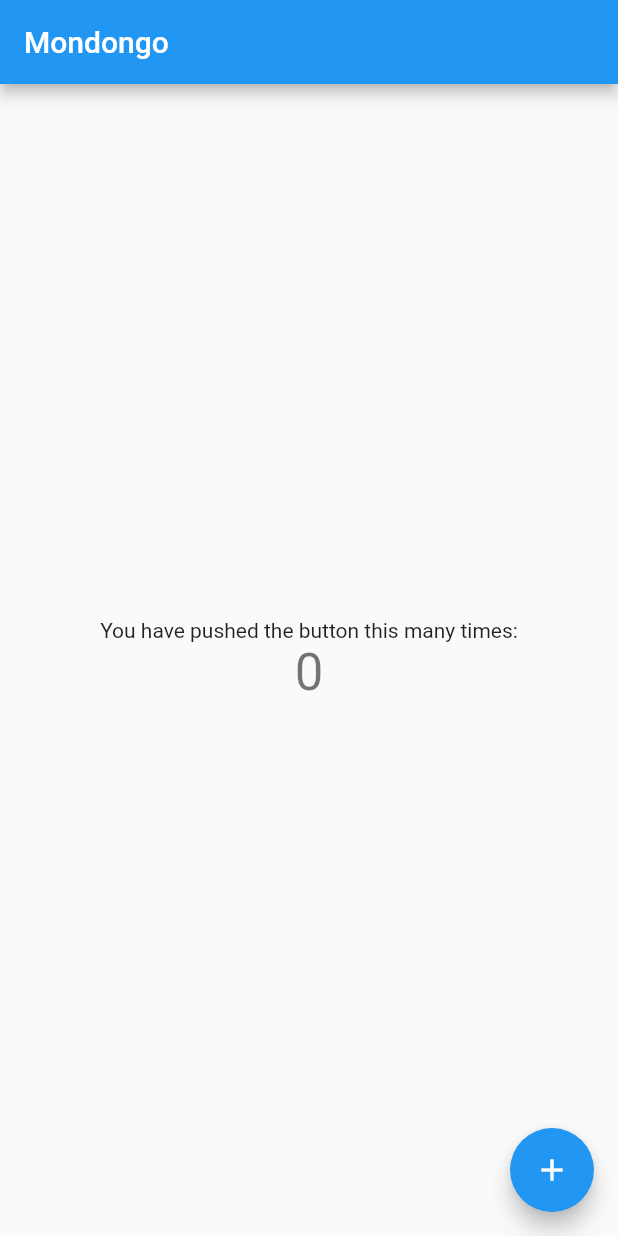
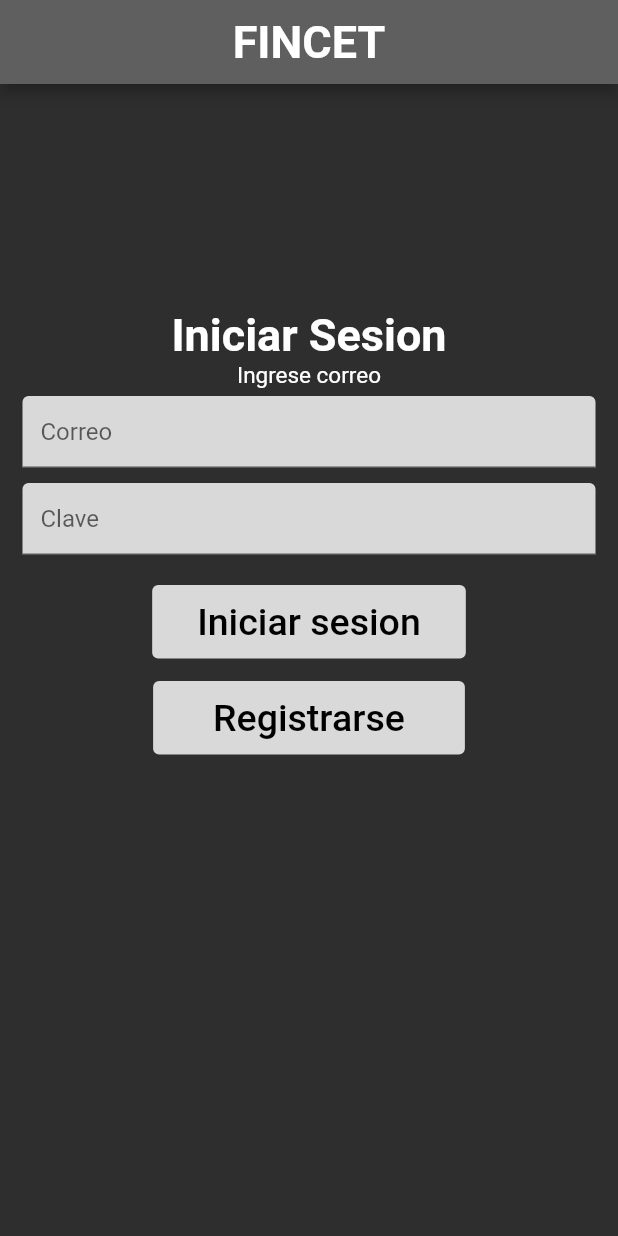
Before and after one commit to Daaira0811/EspecializacionII, a Flutter app: the screen it shows after launch, on a phone screen of 412 x 824 dp. Run offline on Flutter 3.47's test engine with Material 2 defaults, Android fonts, the light colour scheme and no system bars.

Commit message:
Se sube login y register, se modifica main

```diff
--- /dev/null
+++ b/lib/login.dart
@@ -0,0 +1,182 @@
+
+
+// ignore_for_file: prefer_const_literals_to_create_immutables, prefer_const_constructors
+
+import 'dart:convert';
+
+
+import 'package:flutter/material.dart';
+import 'package:flutter_application_fincet/register.dart';
+
+// aqui solo cambie el nombre de la clase login
+
+
+class Login extends StatelessWidget {
+  const Login({super.key});
+
+  @override
+  Widget build(BuildContext context) {
+    return MaterialApp(
+      title: "Login",
+      home: Inicio(),
+    );
+  }
+}
+
+class Inicio extends StatefulWidget {
+  const Inicio({super.key});
+
+  @override
+  State<Inicio> createState() => _InicioState();
+}
+
+class _InicioState extends State<Inicio> {
+  @override
+  Widget build(BuildContext context) {
+    return Scaffold(
+
+        appBar: AppBar(
+         centerTitle: true,
+         backgroundColor: Color.fromARGB(255,96, 95, 95)  ,
+
+
+          title: Text("FINCET",
+          style: TextStyle(
+            fontSize: 30,
+            fontWeight: FontWeight.bold
+          ),
+          ),
+        ),
+
+        body: cuerpo(context)
+
+        );
+  }
+}
+
+Widget cuerpo(context){
+  return Container(
+    color: Color.fromARGB(255, 46, 46,46),
+    /*
+    decoration: BoxDecoration(
+      image: DecorationImage(image: NetworkImage("https://i.pinimg.com/originals/62/b8/36/62b836f9037d62691f11b41b5025f0b4.jpg"),
+      fit: BoxFit.cover
+      )
+
+    ),
+    */
+    child: Center(
+      child: Column(
+
+        mainAxisAlignment: MainAxisAlignment.start,
+        children: [
+          SizedBox(height: 150,),
+          textoIniciarSesion(),
+
+          textoIngresarCorreo(),
+          campoUsuario(),
+          campoClave(),
+          SizedBox(height: 15,),
+
+          Column(
+             mainAxisAlignment: MainAxisAlignment.center,
+
+            children: [
+              botonEntrar(),
+              SizedBox(height: 15,),
+              botonRegistrar(context),
+            ],
+          ),
+
+        ],
+      ),
+      ),
+    );
+}
+
+Widget textoIniciarSesion(){
+  Row(children: [
+
+  ],);
+  return Text("Iniciar Sesion",
+  style: TextStyle(color: Colors.white,
+  fontSize: 30,
+  fontWeight: FontWeight.bold),
+  );
+}
+
+Widget textoIngresarCorreo(){
+  return Text("Ingrese correo",
+
+   style: TextStyle(color: Colors.white,
+   fontSize: 15,
+   fontWeight: FontWeight.normal),
+
+
+  );
+
+}
+
+Widget campoUsuario(){
+  Text("Ingrese correo");
+  return Container(
+    padding: EdgeInsets.symmetric(horizontal: 15,vertical: 5),
+
+    child: TextField(
+      decoration: InputDecoration(
+        hintText: "Correo",
+        fillColor: Color.fromARGB(255, 217, 217, 217),
+        filled: true,
+
+      ),
+    ),
+  );
+}
+
+Widget campoClave(){
+  return Container(
+    padding: EdgeInsets.symmetric(horizontal: 15,vertical: 5),
+    child: TextField(
+      obscureText: true,
+      decoration: InputDecoration(
+        hintText: "Clave",
+        fillColor: Color.fromARGB(255,  217, 217, 217),
+        filled: true,
+
+      ),
+    ),
+  );
+}
+
+Widget botonEntrar(){
+  return TextButton(
+   style: TextButton.styleFrom(
+    padding: EdgeInsets.symmetric(horizontal: 30, vertical: 10),
+    foregroundColor: Colors.black,
+    backgroundColor: Color.fromARGB(255, 217, 217, 217),
+   ),
+
+   onPressed: (){},
+   child: Text("Iniciar sesion",
+   style: TextStyle(fontSize: 25),)
+   );
+}
+
+Widget botonRegistrar(context){
+  return TextButton(
+   style: TextButton.styleFrom(
+    padding: EdgeInsets.symmetric(horizontal: 40, vertical: 10),
+    foregroundColor: Colors.black,
+    backgroundColor: Color.fromARGB(255,217, 217, 217),
+
+   ),
+
+   onPressed: (){
+    Navigator.push(
+      context,
+      MaterialPageRoute(builder: (context) => Registrarse(),));
+   },
+   child: Text("Registrarse",
+   style: TextStyle(fontSize: 25),)
+   );
+}
--- a/lib/main.dart
+++ b/lib/main.dart
@@ -1,115 +1,23 @@
+
 import 'package:flutter/material.dart';
-
+import 'package:flutter_application_fincet/login.dart';
 void main() {
-  runApp(const MyApp());
+  runApp(const Fincet());
 }
 
-class MyApp extends StatelessWidget {
-  const MyApp({super.key});
+class Fincet extends StatelessWidget {
+  const Fincet({super.key});
 
   // This widget is the root of your application.
   @override
   Widget build(BuildContext context) {
     return MaterialApp(
-      title: 'Flutter Demo',
+      title: 'Fincet',
       theme: ThemeData(
-        // This is the theme of your application.
-        //
-        // Try running your application with "flutter run". You'll see the
-        // application has a blue toolbar. Then, without quitting the app, try
-        // changing the primarySwatch below to Colors.green and then invoke
-        // "hot reload" (press "r" in the console where you ran "flutter run",
-        // or simply save your changes to "hot reload" in a Flutter IDE).
-        // Notice that the counter didn't reset back to zero; the application
-        // is not restarted.
-        primarySwatch: Colors.blue,
+
+
       ),
-      home: const MyHomePage(title: 'Mondongo'),
+      home: const Login(),
     );
   }
 }
-
-class MyHomePage extends StatefulWidget {
-  const MyHomePage({super.key, required this.title});
-
-  // This widget is the home page of your application. It is stateful, meaning
-  // that it has a State object (defined below) that contains fields that affect
-  // how it looks.
-
-  // This class is the configuration for the state. It holds the values (in this
-  // case the title) provided by the parent (in this case the App widget) and
-  // used by the build method of the State. Fields in a Widget subclass are
-  // always marked "final".
-
-  final String title;
-
-  @override
-  State<MyHomePage> createState() => _MyHomePageState();
-}
-
-class _MyHomePageState extends State<MyHomePage> {
-  int _counter = 0;
-
-  void _incrementCounter() {
-    setState(() {
-      // This call to setState tells the Flutter framework that something has
-      // changed in this State, which causes it to rerun the build method below
-      // so that the display can reflect the updated values. If we changed
-      // _counter without calling setState(), then the build method would not be
-      // called again, and so nothing would appear to happen.
-      _counter++;
-    });
-  }
-
-  @override
-  Widget build(BuildContext context) {
-    // This method is rerun every time setState is called, for instance as done
-    // by the _incrementCounter method above.
-    //
-    // The Flutter framework has been optimized to make rerunning build methods
-    // fast, so that you can just rebuild anything that needs updating rather
-    // than having to individually change instances of widgets.
-    return Scaffold(
-      appBar: AppBar(
-        // Here we take the value from the MyHomePage object that was created by
-        // the App.build method, and use it to set our appbar title.
-        title: Text(widget.title),
-      ),
-      body: Center(
-        // Center is a layout widget. It takes a single child and positions it
-        // in the middle of the parent.
-        child: Column(
-          // Column is also a layout widget. It takes a list of children and
-          // arranges them vertically. By default, it sizes itself to fit its
-          // children horizontally, and tries to be as tall as its parent.
-          //
-          // Invoke "debug painting" (press "p" in the console, choose the
-          // "Toggle Debug Paint" action from the Flutter Inspector in Android
-          // Studio, or the "Toggle Debug Paint" command in Visual Studio Code)
-          // to see the wireframe for each widget.
-          //
-          // Column has various properties to control how it sizes itself and
-          // how it positions its children. Here we use mainAxisAlignment to
-          // center the children vertically; the main axis here is the vertical
-          // axis because Columns are vertical (the cross axis would be
-          // horizontal).
-          mainAxisAlignment: MainAxisAlignment.center,
-          children: <Widget>[
-            const Text(
-              'You have pushed the button this many times:',
-            ),
-            Text(
-              '$_counter',
-              style: Theme.of(context).textTheme.headline4,
-            ),
-          ],
-        ),
-      ),
-      floatingActionButton: FloatingActionButton(
-        onPressed: _incrementCounter,
-        tooltip: 'Increment',
-        child: const Icon(Icons.add),
-      ), // This trailing comma makes auto-formatting nicer for build methods.
-    );
-  }
-}
```
Also changed, not shown: lib/register.dart (added, +156 -0 lines), 1 other file.
